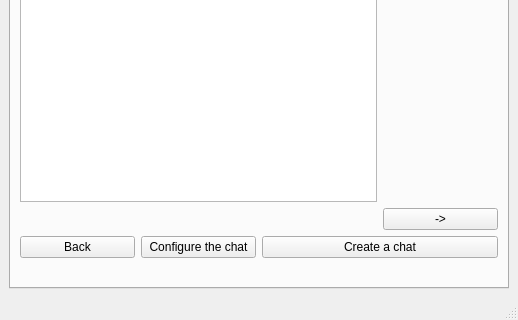
This is mainwindow.ui in Knigan/Qt-Messenger as Qt 5 draws it before an edit; both pictures show x 0 to 518 and y 445 to 765 of the 518 by 765 pixel window. The edited form follows.
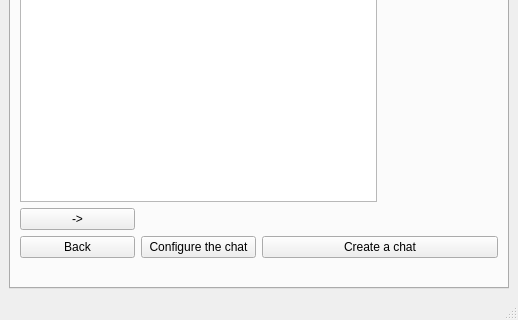
This is the edited form. The open tabs and pages were chosen to show the change.

```diff
--- a/mainwindow.ui
+++ b/mainwindow.ui
@@ -150,7 +150,7 @@
           </property>
          </widget>
         </item>
-        <item row="2" column="3">
+        <item row="1" column="0">
          <widget class="QPushButton" name="ChatsSendButton">
           <property name="text">
            <string>-&gt;</string>
```
Left out of the diff: 4 changed lines with no effect on the pictures.
